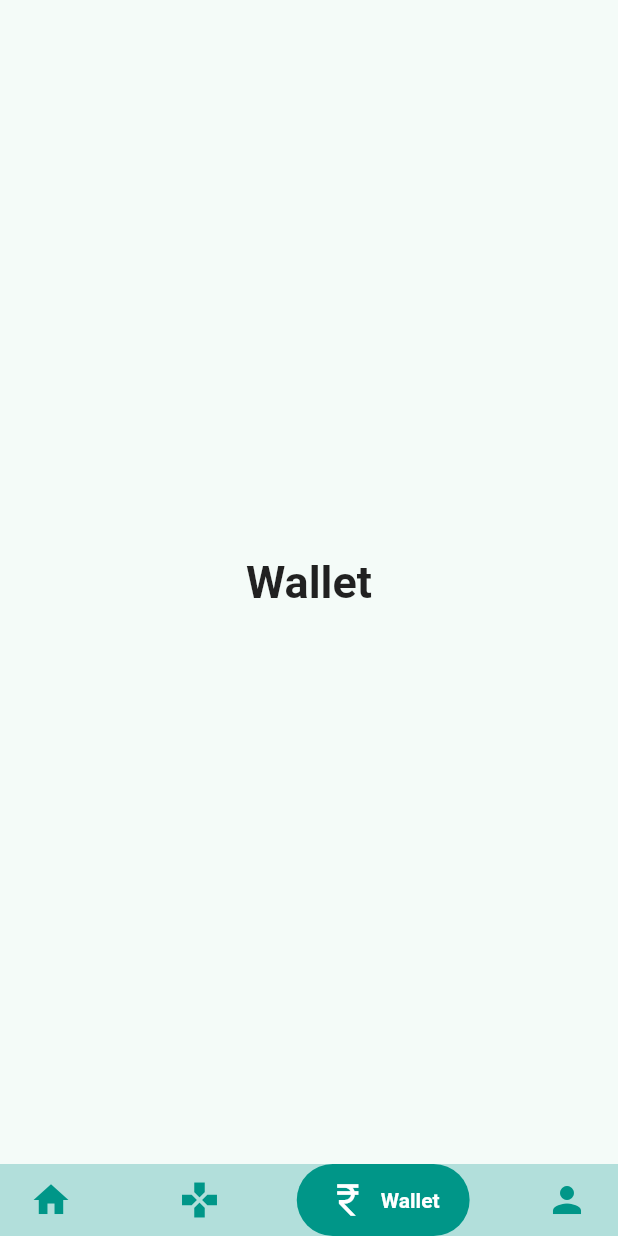
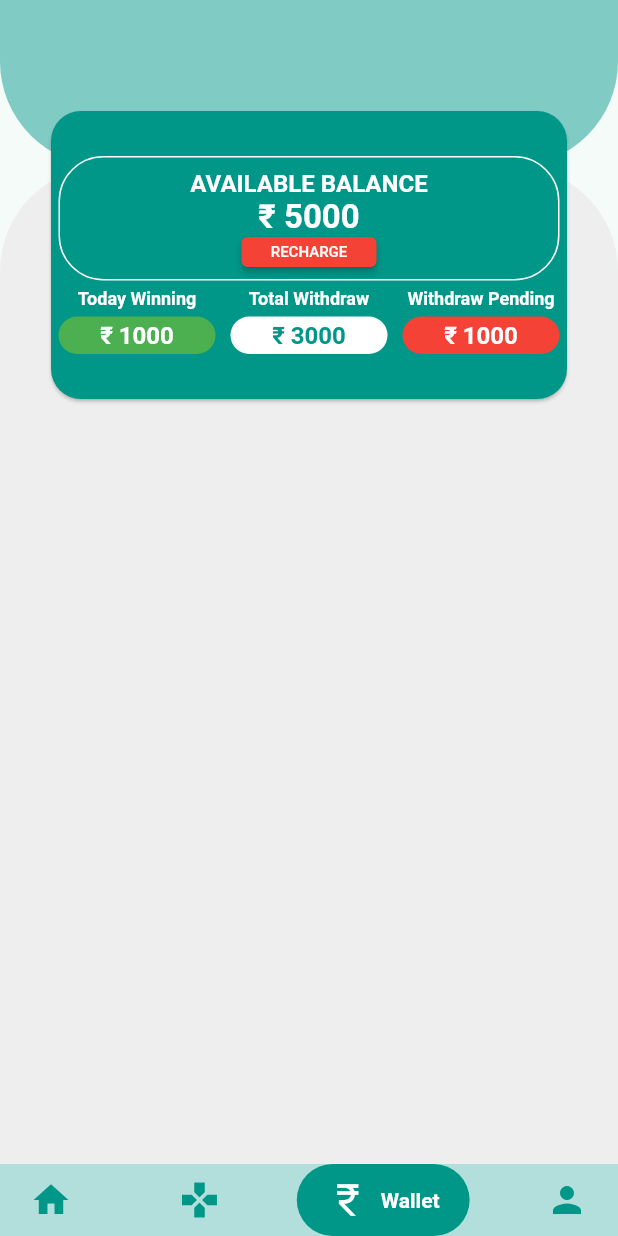
Before and after one commit to mrxamjad/GoodWill, a Flutter app: the BottomNavigationBarExample screen opened directly, item 3 of the bottom bar chosen, on a phone screen of 412 x 824 dp. Run offline on Flutter 3.47's test engine with Material 2 defaults, Android fonts, the phone set to English and light mode, and no system bars; drawn by our look-alikes of google_nav_bar; our stand-ins replace animated_splash_screen, card_swiper, firebase_auth, firebase_core, shared_preferences, velocity_x; accounts and stored records are empty.

Commit message:
Wallet card Imaplemented

```diff
--- a/lib/screens/HomeScreen.dart
+++ b/lib/screens/HomeScreen.dart
@@ -6,6 +6,7 @@ import 'package:flutter/material.dart';
 import 'package:good_will/backend/SharedPref.dart';
 import 'package:good_will/screens/HeroGame.dart';
 import 'package:good_will/screens/LoginScreen.dart';
+import 'package:good_will/widget/pageBackground.dart';
 import 'package:google_nav_bar/google_nav_bar.dart';
 import 'package:velocity_x/velocity_x.dart';
 
@@ -66,39 +67,7 @@ class _HomeScreenState extends State<HomeScreen> {
             children: [
               SizedBox(
                 width: double.infinity,
-                child: Column(
-                  children: [
-                    Expanded(
-                      child: SizedBox(
-                        width: double.infinity,
-                        child: Container(
-                          decoration: BoxDecoration(
-                            color: Colors.teal[100],
-                            borderRadius: const BorderRadius.only(
-                                bottomLeft: Radius.circular(70),
-                                bottomRight: Radius.circular(70)),
-                          ),
-
-                          // child: Text("Card1"),
-                        ),
-                      ),
-                    ),
-                    Expanded(
-                      flex: 6,
-                      child: SizedBox(
-                        width: double.infinity,
-                        child: Container(
-                          decoration: BoxDecoration(
-                            color: Colors.grey[300],
-                            borderRadius: const BorderRadius.only(
-                                topLeft: Radius.circular(70),
-                                topRight: Radius.circular(70)),
-                          ),
-                        ),
-                      ),
-                    )
-                  ],
-                ),
+                child: pageBackground(fistBoxColor: Colors.teal[100]!, secondBoxColor: Colors.grey[300]!)
               ),
               SingleChildScrollView(
                 child: Column(
--- a/lib/screens/MatchScreen.dart
+++ b/lib/screens/MatchScreen.dart
@@ -16,7 +16,7 @@ class _MatchScreenState extends State<MatchScreen> {
     return  Scaffold(
       appBar: AppBar(
         backgroundColor: Colors.teal,
-        title: Text("Games"),
+        title: const Text("Games History"),
         centerTitle: true
         ,
 
@@ -25,12 +25,29 @@ class _MatchScreenState extends State<MatchScreen> {
         height: double.infinity,
         child: Column(
           children: [
-            matchList(
+            Container(
+              decoration: BoxDecoration(
+                color: Colors.teal[100]
+              ),
+              child: matchList(
 
-              match: "Match",
-              process: "Process",
-              status: "Status",
-                totalWinner: "Amount"),
+                match: "Match",
+                process: "Process",
+                status: "Status",
+                  totalWinner: "Amount",
+                amountBgColor: Colors.teal,
+                amountTextColor: Colors.white,
+                idBgColor: Colors.teal,
+                idTextColor: Colors.white,
+                id:"Match ID"
+
+
+
+
+
+
+              ),
+            ),
             Expanded(
               child: ListView.builder(
                 itemCount: 100,
--- a/lib/screens/NavigationPage.dart
+++ b/lib/screens/NavigationPage.dart
@@ -3,6 +3,7 @@ import 'package:flutter/foundation.dart';
 import 'package:flutter/material.dart';
 import 'package:good_will/screens/HomeScreen.dart';
 import 'package:good_will/screens/MatchScreen.dart';
+import 'package:good_will/screens/WalletScreen.dart';
 import 'package:google_nav_bar/google_nav_bar.dart';
 import 'package:velocity_x/velocity_x.dart';
 
@@ -39,10 +40,7 @@ class _BottomNavigationBarExampleState
   static const List<Widget> _widgetOptions = <Widget>[
     HomeScreen(),
     MatchScreen(),
-    Text(
-      'Wallet',
-      style: optionStyle,
-    ),
+    WalletScreen(),
     Text(
       'Profile',
       style: optionStyle,
--- /dev/null
+++ b/lib/screens/WalletScreen.dart
@@ -0,0 +1,104 @@
+import 'package:flutter/material.dart';
+import 'package:good_will/widget/diplayAmount.dart';
+import 'package:good_will/widget/pageBackground.dart';
+
+class WalletScreen extends StatefulWidget {
+  const WalletScreen({Key? key}) : super(key: key);
+
+  @override
+  State<WalletScreen> createState() => _WalletScreenState();
+}
+
+class _WalletScreenState extends State<WalletScreen> {
+  @override
+  Widget build(BuildContext context) {
+    return  Scaffold(
+      body: Stack(
+        children: [
+          pageBackground( fistBoxColor: Colors.teal[200]!, secondBoxColor: Colors.grey[200]!),
+
+          Padding(
+            padding: const EdgeInsets.only(top: 70, left: 30, right: 30),
+            child: SizedBox(
+              height: 200,
+              width: double.infinity,
+              child: Card(
+                color: Colors.teal,
+                shape: RoundedRectangleBorder(
+                  borderRadius: BorderRadius.circular(20)
+                ),
+                child: Column(
+                  mainAxisAlignment: MainAxisAlignment.center,
+                  children: [
+                    Column(
+                      children: [
+                        Container(
+                          margin: const EdgeInsets.all(5.0),
+                          width: double.infinity,
+                          decoration: BoxDecoration(
+                              borderRadius: BorderRadius.circular(30),
+                              border: Border.all(
+                                  width: 1, color: Colors.white)),
+                          child: Padding(
+                            padding: const EdgeInsets.all(8.0),
+                            child: Column(
+                              children: [
+                                Text(
+                                  "Available Balance".toUpperCase(),
+                                  style: const TextStyle(
+                                      color: Colors.white,
+                                      fontSize: 16,
+                                      fontWeight: FontWeight.bold),
+                                ),
+                                const Text(
+                                  " ₹ 5000 ",
+                                  style: TextStyle(
+                                      color: Colors.white,
+                                      fontSize: 22,
+                                      fontWeight: FontWeight.bold),
+                                ),
+                                SizedBox(
+                                    width: 90,
+                                    height: 20,
+                                    child: ElevatedButton(
+                                        style: ElevatedButton.styleFrom(
+                                            backgroundColor:
+                                            Colors.red),
+                                        onPressed: () {},
+                                        child: const Text(
+                                          "RECHARGE",
+                                          style: TextStyle(
+                                              fontSize: 10,
+                                              color: Colors.white),
+                                        )))
+                              ],
+                            ),
+                          ),
+                        ),
+                        Row(
+                          mainAxisAlignment: MainAxisAlignment.spaceAround,
+                          crossAxisAlignment: CrossAxisAlignment.center,
+                          children:  [
+                           displayAmount(title: "Today Winning", amount: "1000", amountBgColor: Colors.green, amountColor: Colors.white),
+                            displayAmount(title: "Total Withdraw", amount: "3000"),
+                           displayAmount(title: "Withdraw Pending", amount: "1000", amountColor: Colors.white, amountBgColor: Colors.red),
+
+
+                          ],
+                        )
+                      ],
+                    )
+
+                  ],
+                ),
+              ),
+            ),
+          )
+
+
+        ],
+
+      ),
+    );
+  }
+}
--- /dev/null
+++ b/lib/widget/diplayAmount.dart
@@ -0,0 +1,38 @@
+
+
+import 'package:flutter/material.dart';
+
+Expanded displayAmount( { String title="title", String amount="0", Color bgColor=Colors.transparent,Color titleColor=Colors.white,Color amountColor=Colors.teal,Color amountBgColor=Colors.white, }){
+  return Expanded(
+      child: Column(
+        children: [
+          Text(
+            title,
+             style:  TextStyle(
+                color: titleColor,
+
+                fontWeight: FontWeight.bold,
+                fontSize: 12),
+          ),
+          Container(
+              width: double.infinity,
+              padding: const EdgeInsets.symmetric(
+                  horizontal: 5, vertical: 3),
+              margin: const EdgeInsets.symmetric(
+                  horizontal: 5, vertical: 5),
+              decoration: BoxDecoration(
+                borderRadius: BorderRadius.circular(30),
+                color: amountBgColor,
+              ),
+              child: Center(
+                  child: Text(
+                    "₹ $amount",
+                    style:  TextStyle(
+                      color: amountColor,
+                      fontWeight: FontWeight.bold,
+                      fontSize: 16,
+                    ),
+                  ))),
+        ],
+      ));
+}
--- a/lib/widget/matchList.dart
+++ b/lib/widget/matchList.dart
@@ -3,7 +3,7 @@ import 'package:flutter/material.dart';
 import 'package:good_will/backend/getColorByName.dart';
 import 'package:good_will/widget/rowHeading.dart';
 
-Container matchList({String id="ID",String match="NOVEL",String process="Finished",String status="Won",String totalWinner="₹100000", })
+Container matchList({String id="ID",String match="NOVEL",String process="Finished",String status="Won",String totalWinner="₹100000", Color idTextColor =Colors.teal,Color idBgColor =Colors.white,Color amountBgColor =Colors.white ,Color amountTextColor =Colors.teal  })
 {
   return Container(
     margin: const EdgeInsets.symmetric( horizontal: 12, vertical: 5),
@@ -18,12 +18,12 @@ Container matchList({String id="ID",String match="NOVEL",String process="Finishe
     child: Row(
       mainAxisAlignment: MainAxisAlignment.center,
       children:  [
-        rowHeading(id, flex: 2, textColor: Colors.teal, bgColor: Colors.white, fontSize: 10),
+        rowHeading(id, flex: 2, textColor: idTextColor, bgColor: idBgColor, fontSize: 10),
         rowHeading(match,bgColor: Colors.teal, fontSize: 11),
         rowHeading(process,bgColor: getColorByName(process),fontSize: 11),
         // if(process=="Finished")
         rowHeading(status,bgColor: getColorByName(status),fontSize: 11),
-        rowHeading(totalWinner,textColor: Colors.teal, bgColor: Colors.teal[100]!,fontSize: 12 ),
+        rowHeading(totalWinner,textColor: amountTextColor, bgColor: amountBgColor,fontSize: 12 ),
       ],
     ),
   );
--- /dev/null
+++ b/lib/widget/pageBackground.dart
@@ -0,0 +1,38 @@
+import 'package:flutter/cupertino.dart';
+import 'package:flutter/material.dart';
+
+Column pageBackground({ int flex=6, Color fistBoxColor= Colors.white , Color secondBoxColor= Colors.white}){
+  return Column(
+    children: [
+      Expanded(
+        child: SizedBox(
+          width: double.infinity,
+          child: Container(
+            decoration: BoxDecoration(
+              color: fistBoxColor,
+              borderRadius: const BorderRadius.only(
+                  bottomLeft: Radius.circular(70),
+                  bottomRight: Radius.circular(70)),
+            ),
+
+            // child: Text("Card1"),
+          ),
+        ),
+      ),
+      Expanded(
+        flex: flex,
+        child: SizedBox(
+          width: double.infinity,
+          child: Container(
+            decoration: BoxDecoration(
+              color: secondBoxColor,
+              borderRadius: const BorderRadius.only(
+                  topLeft: Radius.circular(70),
+                  topRight: Radius.circular(70)),
+            ),
+          ),
+        ),
+      )
+    ],
+  );
+}
```
